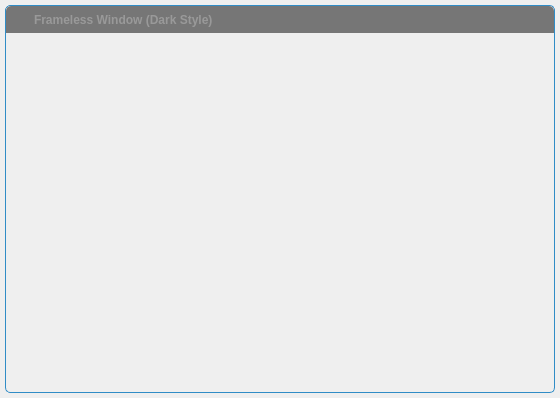
Above: HodEngine-Editor/Src/Style/framelesswindow/framelesswindow.ui from Glordim/HodEngine before the change. Below: the same form after it.
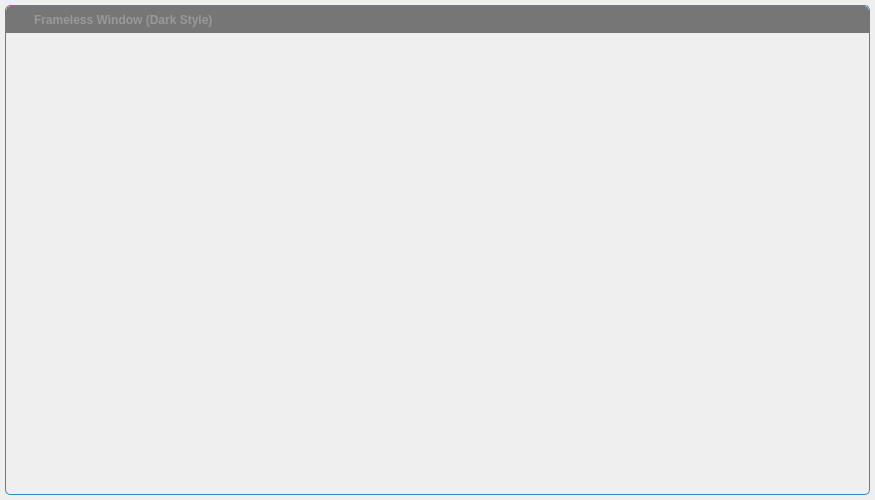
That is the form after the change. Icons and pictures are not drawn. Custom widgets are drawn as their Qt base class.

Diff of the .ui file:
```diff
--- a/HodEngine-Editor/Src/Style/framelesswindow/framelesswindow.ui
+++ b/HodEngine-Editor/Src/Style/framelesswindow/framelesswindow.ui
@@ -6,8 +6,8 @@
    <rect>
     <x>0</x>
     <y>0</y>
-    <width>560</width>
-    <height>398</height>
+    <width>875</width>
+    <height>500</height>
    </rect>
   </property>
   <property name="windowTitle">
@@ -134,7 +134,6 @@
           <widget class="QLabel" name="titleText">
            <property name="font">
             <font>
-             <weight>75</weight>
              <bold>true</bold>
             </font>
            </property>
@@ -154,7 +153,6 @@
           <widget class="QToolButton" name="minimizeButton">
            <property name="font">
             <font>
-             <weight>75</weight>
              <bold>true</bold>
             </font>
            </property>
@@ -229,7 +227,6 @@
           <widget class="QToolButton" name="closeButton">
            <property name="font">
             <font>
-             <weight>75</weight>
              <bold>true</bold>
             </font>
            </property>
```
